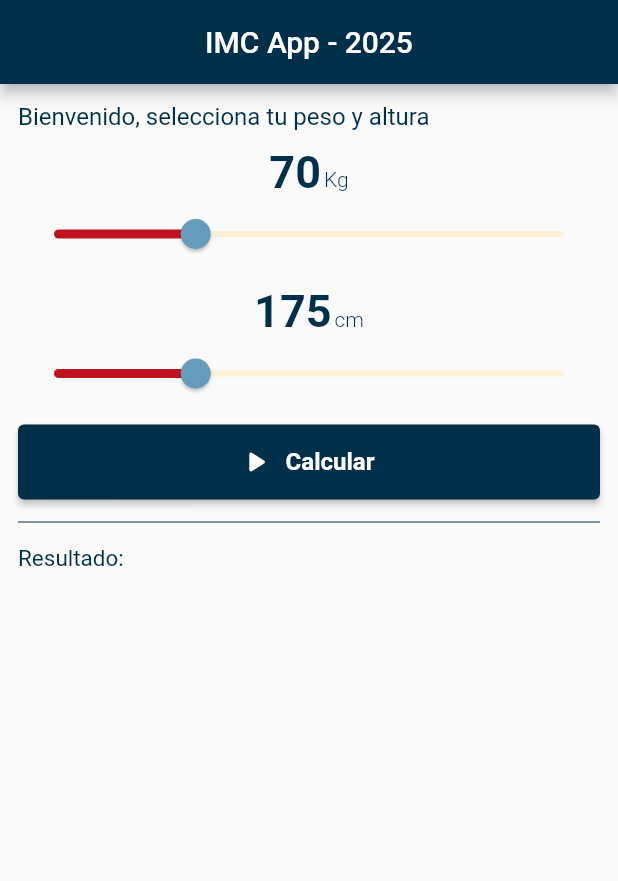
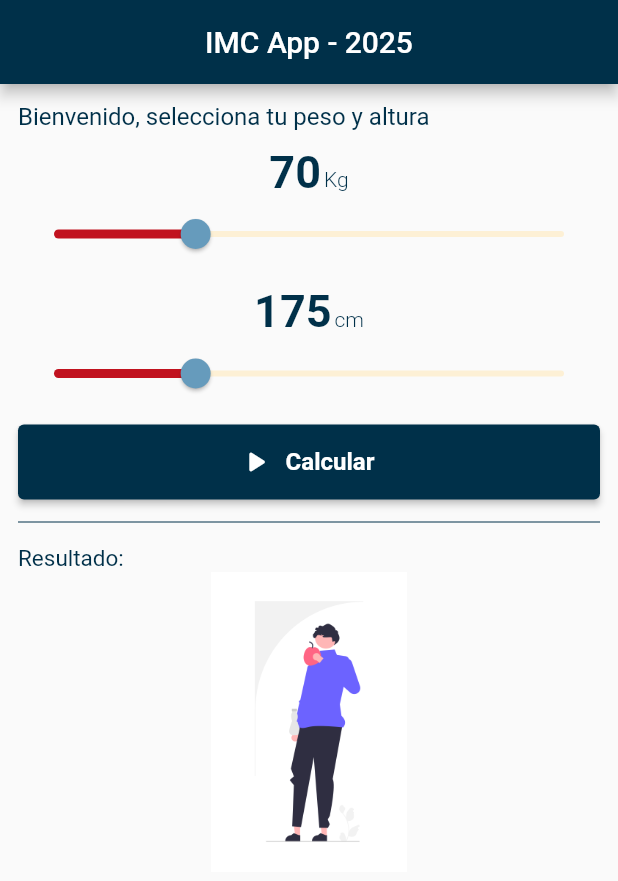
Before and after one commit to duducito15/app07_imc_20242, a Flutter app: the screen it shows after launch, on a phone screen of 412 x 824 dp. Shown: the top 881 px of the screen. Run offline on Flutter 3.47's test engine with Material 3 defaults, Android fonts, the phone set to English and light mode, and no system bars.

Commit message:
fin de clase

```diff
--- a/lib/home_page.dart
+++ b/lib/home_page.dart
@@ -135,6 +135,14 @@ class HomePage extends StatelessWidget {
                 color: Color(0xFF003049),
               ),
             ),
+            Center(
+              child: Image.asset(
+                "assets/images/image3.png",
+                height: 200.0,
+                width: 200.0,
+                fit: BoxFit.contain,
+              ),
+            ),
           ],
         ),
       ),
--- a/pubspec.yaml
+++ b/pubspec.yaml
@@ -58,8 +58,8 @@ flutter:
   uses-material-design: true
 
   # To add assets to your application, add an assets section, like this:
-  # assets:
-  #   - images/a_dot_burr.jpeg
+  assets:
+    - assets/images/
   #   - images/a_dot_ham.jpeg
 
   # An image asset can refer to one or more resolution-specific "variants", see
```
